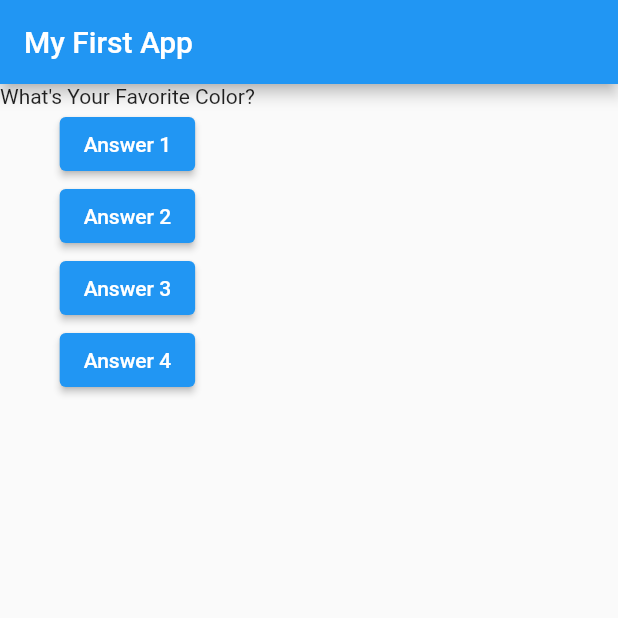
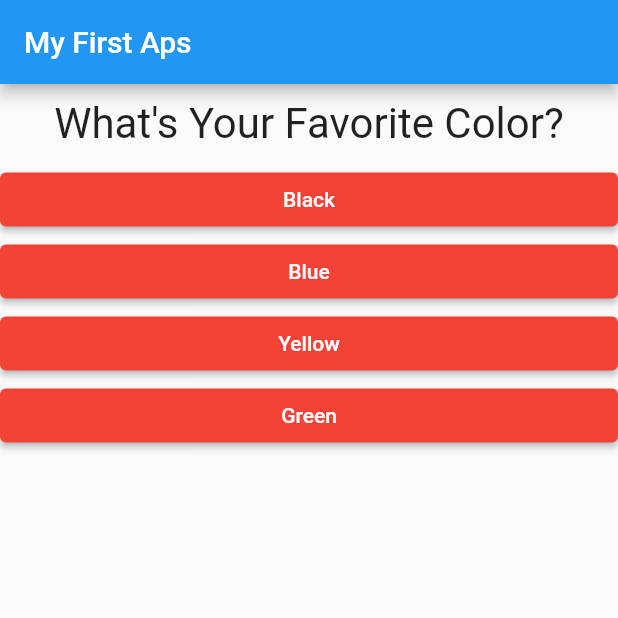
Before and after one commit to MaritsIkmalY/first_flutter, a Flutter app: the screen it shows after launch, on a phone screen of 412 x 824 dp, the top half of it. Run offline on Flutter 3.47's test engine with Material 2 defaults, Android fonts, the phone set to English and light mode, and no system bars.

```diff
--- /dev/null
+++ b/lib/answer.dart
@@ -0,0 +1,20 @@
+import 'package:flutter/material.dart';
+
+class Answer extends StatelessWidget {
+  final VoidCallback selectHandler;
+  final String answerText;
+
+  Answer(this.selectHandler, this.answerText);
+
+  @override
+  Widget build(BuildContext context) {
+    return Container(
+      width: double.infinity,
+      child: ElevatedButton(
+          style: const ButtonStyle(
+              backgroundColor: MaterialStatePropertyAll(Colors.red)),
+          onPressed: selectHandler,
+          child: Text(answerText)),
+    );
+  }
+}
--- a/lib/main.dart
+++ b/lib/main.dart
@@ -1,4 +1,6 @@
 import 'package:flutter/material.dart';
+import './question.dart';
+import './answer.dart';
 
 // void main() {
 //   runApp(MyApp());
@@ -6,40 +8,65 @@ import 'package:flutter/material.dart';
 
 void main() => runApp(MyApp());
 
-class MyApp extends StatelessWidget {
+class MyApp extends StatefulWidget {
+  @override
+  State<StatefulWidget> createState() {
+    return _MyAppState();
+  }
+}
+
+class _MyAppState extends State<MyApp> {
+  var _questionIndex = 0;
+
+  void _answerQuestion() {
+    setState(() {
+      _questionIndex = _questionIndex + 1;
+    });
+    print(_questionIndex);
+  }
+
   @override
   Widget build(BuildContext context) {
-    var questionIndex = 0;
-
-    void answerQuestion() {
-      questionIndex = questionIndex + 1;
-      print('Hello World !');
-    }
-
-    var questions = [
-      'What\'s Your Favorite Color?',
-      'What\'s Your Favorite Movie?'
+    const _questions = [
+      //This is Map
+      {
+        'questionText': 'What\'s Your Favorite Color?',
+        'answer': ['Black', 'Blue', 'Yellow', 'Green']
+      },
+      {
+        'questionText': 'What\'s Your Favorite Movie?',
+        'answer': ['Kung Fu Panda', 'Pororo', 'One Piece', 'Blue Lock']
+      },
+      {
+        'questionText': 'What\'s Your Favorite Song?',
+        'answer': ['SciFi', 'Balling', 'Call Me Back', 'Isohel']
+      },
+      {
+        'questionText': 'What\'s Your Favorite Drink?',
+        'answer': ['Water', 'Coca Cola', 'Pop Ice', 'Milk']
+      },
+      {
+        'questionText': 'What\'s Your Favorite Food?',
+        'answer': ['Mie Ayam', 'Bakso', 'Ayam Goreng', 'Telur']
+      },
     ];
-
     return MaterialApp(
       home: Scaffold(
         appBar: AppBar(
-          title: const Text('My First App'),
+          title: const Text(
+            'My First Aps',
+          ),
         ),
         body: Column(
           // ignore: prefer_const_literals_to_create_immutables
           children: [
-            Text(
-              questions[questionIndex],
+            Question(
+              _questions[_questionIndex]['questionText'] as String,
             ),
-            ElevatedButton(onPressed: answerQuestion, child: Text('Answer 1')),
-            ElevatedButton(
-                onPressed: () {
-                  print('Good Job');
-                },
-                child: Text('Answer 2')),
-            ElevatedButton(onPressed: answerQuestion, child: Text('Answer 3')),
-            ElevatedButton(onPressed: answerQuestion, child: Text('Answer 4')),
+            ...(_questions[_questionIndex]['answer'] as List<String>)
+                .map((answer) {
+              return Answer(_answerQuestion, answer);
+            }).toList()
           ],
         ),
       ),
--- /dev/null
+++ b/lib/question.dart
@@ -0,0 +1,20 @@
+import 'package:flutter/material.dart';
+
+class Question extends StatelessWidget {
+  final String questionText;
+
+  const Question(this.questionText);
+
+  @override
+  Widget build(BuildContext context) {
+    return Container(
+      width: double.infinity,
+      margin: const EdgeInsets.all(10),
+      child: Text(
+        questionText,
+        style: const TextStyle(fontSize: 28),
+        textAlign: TextAlign.center,
+      ),
+    );
+  }
+}
```
